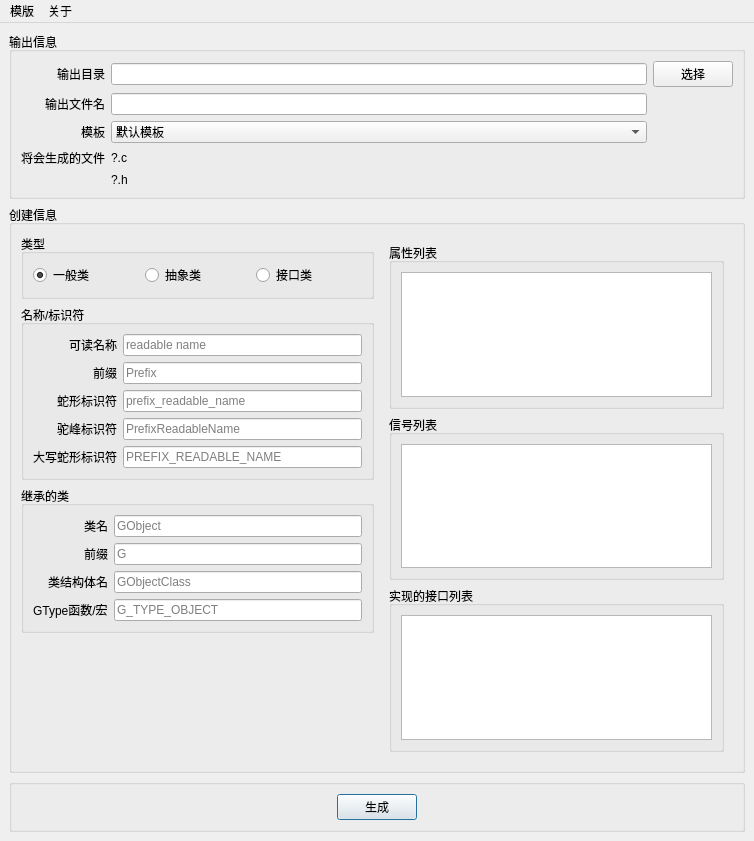
Above: MainWindow.ui from tajoy/GOC before the change. Below: the same form after it.
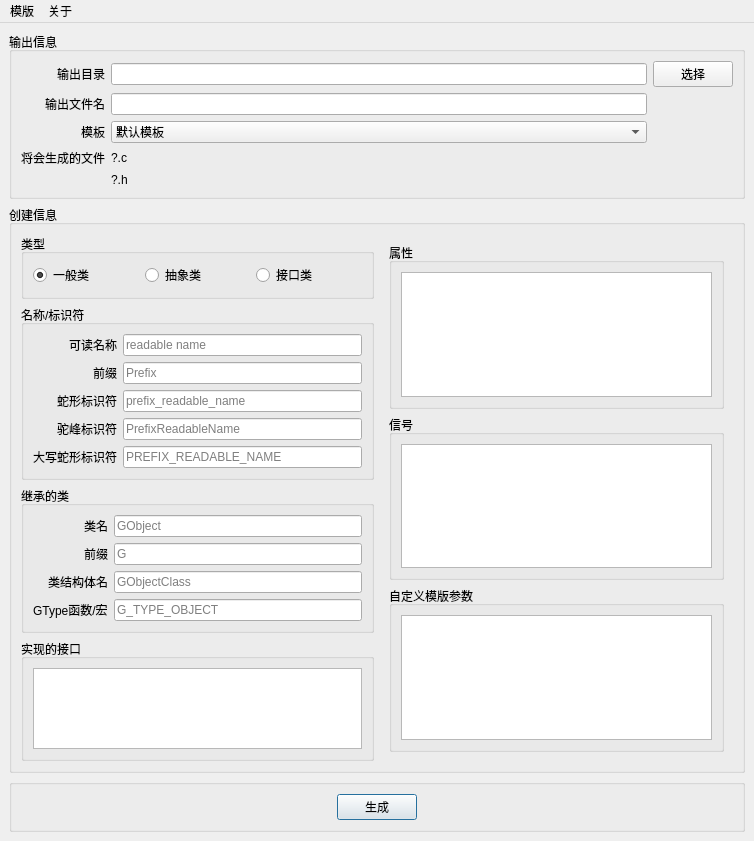
That is the form after the change.

Commit message: 修改UI,增加自定义模版参数列表 一点表格的Delegate代码

```diff
--- a/MainWindow.ui
+++ b/MainWindow.ui
@@ -331,20 +331,20 @@
           </widget>
          </item>
          <item>
-          <spacer name="verticalSpacer">
-           <property name="orientation">
-            <enum>Qt::Vertical</enum>
+          <widget class="QGroupBox" name="groupBox_3">
+           <property name="title">
+            <string>实现的接口</string>
            </property>
-           <property name="sizeType">
-            <enum>QSizePolicy::Expanding</enum>
-           </property>
-           <property name="sizeHint" stdset="0">
-            <size>
-             <width>0</width>
-             <height>0</height>
-            </size>
-           </property>
-          </spacer>
+           <layout class="QVBoxLayout" name="verticalLayout_6">
+            <item>
+             <widget class="QTableView" name="lstImplInteface">
+              <property name="toolTip">
+               <string>请填写获取GType的表达式/函数/宏!</string>
+              </property>
+             </widget>
+            </item>
+           </layout>
+          </widget>
          </item>
         </layout>
        </item>
@@ -354,7 +354,7 @@
           <item>
            <widget class="QGroupBox" name="groupBox">
             <property name="title">
-             <string>属性列表</string>
+             <string>属性</string>
             </property>
             <layout class="QVBoxLayout" name="verticalLayout_4">
              <item>
@@ -370,7 +370,7 @@
           <item>
            <widget class="QGroupBox" name="groupBox_2">
             <property name="title">
-             <string>信号列表</string>
+             <string>信号</string>
             </property>
             <layout class="QVBoxLayout" name="verticalLayout_5">
              <item>
@@ -380,17 +380,13 @@
            </widget>
           </item>
           <item>
-           <widget class="QGroupBox" name="groupBox_3">
+           <widget class="QGroupBox" name="groupBox_8">
             <property name="title">
-             <string>实现的接口列表</string>
+             <string>自定义模版参数</string>
             </property>
-            <layout class="QVBoxLayout" name="verticalLayout_6">
+            <layout class="QVBoxLayout" name="verticalLayout_15">
              <item>
-              <widget class="QTableView" name="lstImplInteface">
-               <property name="toolTip">
-                <string>请填写获取GType的表达式/函数/宏!</string>
-               </property>
-              </widget>
+              <widget class="QTableView" name="lstCustomParameters"/>
              </item>
             </layout>
            </widget>
```
Left out of the diff: 12 changed lines with no effect on the pictures. The commit also changes 10 other files.
